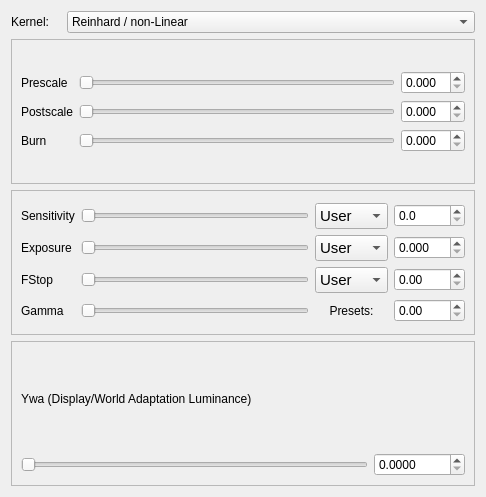
Qt form qtgui/tonemap.ui (connectthefuture/LuxRender) before a commit.
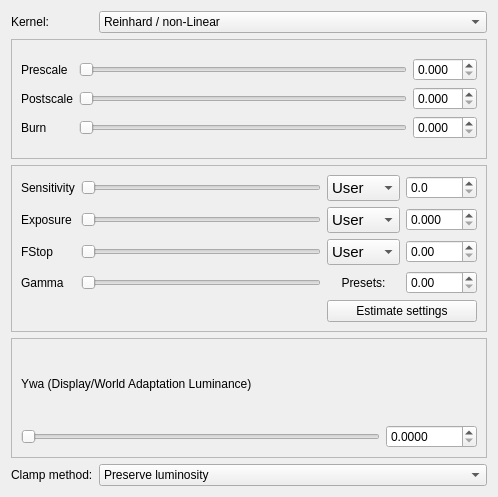
The same form after that commit.

```diff
--- a/qtgui/tonemap.ui
+++ b/qtgui/tonemap.ui
@@ -6,7 +6,7 @@
    <rect>
     <x>0</x>
     <y>0</y>
-    <width>486</width>
+    <width>498</width>
     <height>497</height>
    </rect>
   </property>
@@ -755,6 +755,13 @@
             </property>
            </widget>
           </item>
+          <item row="4" column="2" colspan="2">
+           <widget class="QPushButton" name="button_linearEstimate">
+            <property name="text">
+             <string>Estimate settings</string>
+            </property>
+           </widget>
+          </item>
          </layout>
         </item>
        </layout>
@@ -818,6 +825,38 @@
        </layout>
       </widget>
      </item>
+     <item row="4" column="0">
+      <widget class="QLabel" name="label_clampMethod">
+       <property name="text">
+        <string>Clamp method:</string>
+       </property>
+       <property name="buddy">
+        <cstring>comboBox_clampMethod</cstring>
+       </property>
+      </widget>
+     </item>
+     <item row="4" column="1">
+      <widget class="QComboBox" name="comboBox_clampMethod">
+       <property name="toolTip">
+        <string>Select color clamping method</string>
+       </property>
+       <item>
+        <property name="text">
+         <string>Preserve luminosity</string>
+        </property>
+       </item>
+       <item>
+        <property name="text">
+         <string>Preserve hue</string>
+        </property>
+       </item>
+       <item>
+        <property name="text">
+         <string>Clip channels individually</string>
+        </property>
+       </item>
+      </widget>
+     </item>
     </layout>
    </item>
   </layout>
```
